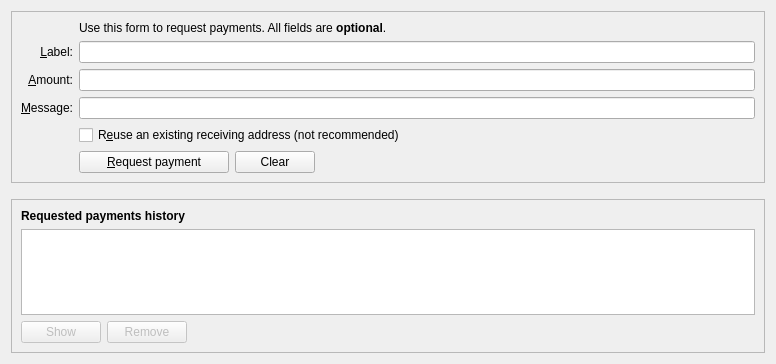
This is src/qt/forms/receivecoinsdialog.ui in meritlabs/merit as Qt 5 draws it before an edit. The edited form follows.
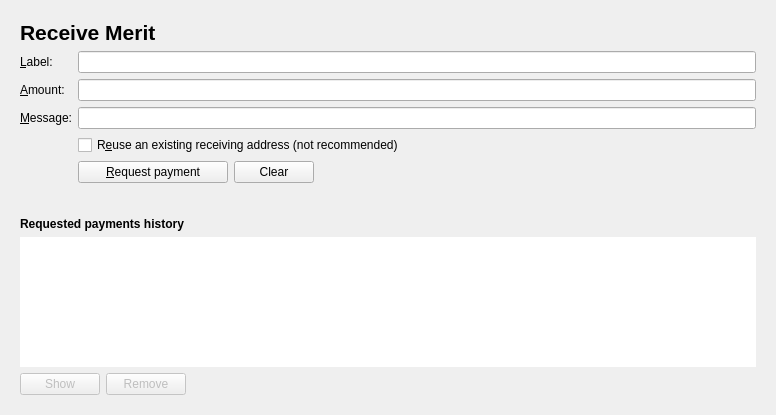
This is the edited form. Icons and pictures are not drawn. Custom widgets are drawn as their Qt base class.

Commit message: some styles for receive page

What changed in the file:
```diff
--- a/src/qt/forms/receivecoinsdialog.ui
+++ b/src/qt/forms/receivecoinsdialog.ui
@@ -7,9 +7,12 @@
     <x>0</x>
     <y>0</y>
     <width>776</width>
-    <height>364</height>
+    <height>415</height>
    </rect>
   </property>
+  <property name="styleSheet">
+   <string notr="true">QFrame { border-color: #E2E2E2; border-radius: 3px; }</string>
+  </property>
   <layout class="QVBoxLayout" name="verticalLayout" stretch="0,0,1">
    <item>
     <widget class="QFrame" name="frame2">
@@ -26,9 +29,27 @@
       <enum>QFrame::Sunken</enum>
      </property>
      <layout class="QVBoxLayout" name="verticalLayout_3">
+      <item>
+       <layout class="QVBoxLayout" name="verticalLayout_5">
+        <item>
+         <widget class="QLabel" name="label_5">
+          <property name="font">
+           <font>
+            <pointsize>16</pointsize>
+            <weight>75</weight>
+            <bold>true</bold>
+           </font>
+          </property>
+          <property name="text">
+           <string>Receive Merit</string>
+          </property>
+         </widget>
+        </item>
+       </layout>
+      </item>
       <item>
        <layout class="QGridLayout" name="gridLayout">
-        <item row="7" column="2">
+        <item row="6" column="2">
          <widget class="QCheckBox" name="reuseAddress">
           <property name="toolTip">
            <string>Reuse one of the previously used receiving addresses. Reusing addresses has security and privacy issues. Do not use this unless re-generating a payment request made before.</string>
@@ -38,67 +59,7 @@
           </property>
          </widget>
         </item>
-        <item row="7" column="0">
-         <widget class="QLabel" name="label_4">
-          <property name="text">
-           <string/>
-          </property>
-         </widget>
-        </item>
-        <item row="6" column="0">
-         <widget class="QLabel" name="label_3">
-          <property name="toolTip">
-           <string>An optional message to attach to the payment request, which will be displayed when the request is opened. Note: The message will not be sent with the payment over the Merit network.</string>
-          </property>
-          <property name="text">
-           <string>&amp;Message:</string>
-          </property>
-          <property name="alignment">
-           <set>Qt::AlignRight|Qt::AlignTrailing|Qt::AlignVCenter</set>
-          </property>
-          <property name="buddy">
-           <cstring>reqMessage</cstring>
-          </property>
-         </widget>
-        </item>
-        <item row="4" column="2">
-         <widget class="QLineEdit" name="reqLabel">
-          <property name="toolTip">
-           <string>An optional label to associate with the new receiving address.</string>
-          </property>
-         </widget>
-        </item>
-        <item row="6" column="2">
-         <widget class="QLineEdit" name="reqMessage">
-          <property name="toolTip">
-           <string>An optional message to attach to the payment request, which will be displayed when the request is opened. Note: The message will not be sent with the payment over the Merit network.</string>
-          </property>
-         </widget>
-        </item>
-        <item row="2" column="2">
-         <widget class="QLabel" name="label_5">
-          <property name="text">
-           <string>Use this form to request payments. All fields are &lt;b&gt;optional&lt;/b&gt;.</string>
-          </property>
-         </widget>
-        </item>
         <item row="4" column="0">
-         <widget class="QLabel" name="label_2">
-          <property name="toolTip">
-           <string>An optional label to associate with the new receiving address.</string>
-          </property>
-          <property name="text">
-           <string>&amp;Label:</string>
-          </property>
-          <property name="alignment">
-           <set>Qt::AlignRight|Qt::AlignTrailing|Qt::AlignVCenter</set>
-          </property>
-          <property name="buddy">
-           <cstring>reqLabel</cstring>
-          </property>
-         </widget>
-        </item>
-        <item row="5" column="0">
          <widget class="QLabel" name="label">
           <property name="toolTip">
            <string>An optional amount to request. Leave this empty or zero to not request a specific amount.</string>
@@ -106,15 +67,53 @@
           <property name="text">
            <string>&amp;Amount:</string>
           </property>
-          <property name="alignment">
-           <set>Qt::AlignRight|Qt::AlignTrailing|Qt::AlignVCenter</set>
-          </property>
           <property name="buddy">
            <cstring>reqAmount</cstring>
           </property>
          </widget>
         </item>
+        <item row="7" column="0">
+         <widget class="QLabel" name="label_7">
+          <property name="text">
+           <string/>
+          </property>
+         </widget>
+        </item>
+        <item row="3" column="0">
+         <widget class="QLabel" name="label_2">
+          <property name="toolTip">
+           <string>An optional label to associate with the new receiving address.</string>
+          </property>
+          <property name="text">
+           <string>&amp;Label:</string>
+          </property>
+          <property name="buddy">
+           <cstring>reqLabel</cstring>
+          </property>
+         </widget>
+        </item>
+        <item row="6" column="0">
+         <widget class="QLabel" name="label_4">
+          <property name="text">
+           <string/>
+          </property>
+         </widget>
+        </item>
+        <item row="3" column="2">
+         <widget class="QLineEdit" name="reqLabel">
+          <property name="toolTip">
+           <string>An optional label to associate with the new receiving address.</string>
+          </property>
+         </widget>
+        </item>
         <item row="5" column="2">
+         <widget class="QLineEdit" name="reqMessage">
+          <property name="toolTip">
+           <string>An optional message to attach to the payment request, which will be displayed when the request is opened. Note: The message will not be sent with the payment over the Merit network.</string>
+          </property>
+         </widget>
+        </item>
+        <item row="4" column="2">
          <widget class="MeritAmountField" name="reqAmount">
           <property name="minimumSize">
            <size>
@@ -127,7 +126,7 @@
           </property>
          </widget>
         </item>
-        <item row="8" column="2">
+        <item row="7" column="2">
          <layout class="QHBoxLayout" name="horizontalLayout">
           <item>
            <widget class="QPushButton" name="receiveButton">
@@ -184,10 +183,19 @@
           </item>
          </layout>
         </item>
-        <item row="8" column="0">
-         <widget class="QLabel" name="label_7">
+        <item row="5" column="0">
+         <widget class="QLabel" name="label_3">
+          <property name="toolTip">
+           <string>An optional message to attach to the payment request, which will be displayed when the request is opened. Note: The message will not be sent with the payment over the Merit network.</string>
+          </property>
           <property name="text">
-           <string/>
+           <string>&amp;Message:</string>
+          </property>
+          <property name="alignment">
+           <set>Qt::AlignLeading|Qt::AlignLeft|Qt::AlignVCenter</set>
+          </property>
+          <property name="buddy">
+           <cstring>reqMessage</cstring>
           </property>
          </widget>
         </item>
```
The commit also changes 1 other file.
